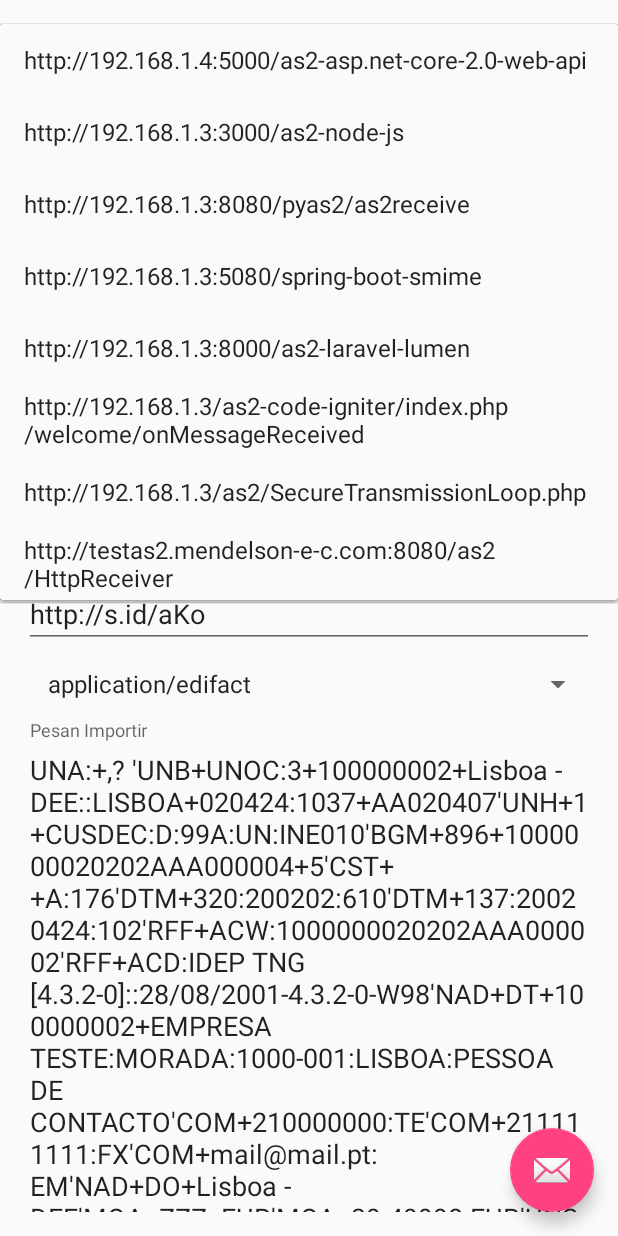
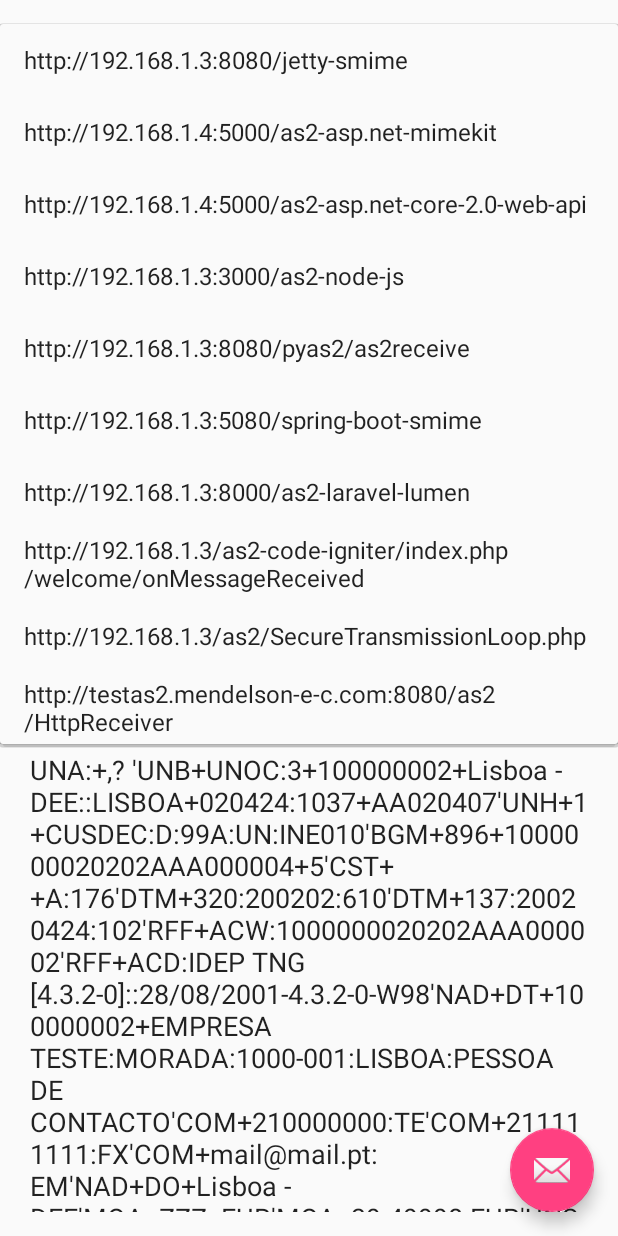
Before and after one commit to m-awadi/RetrofitSmime, an Android app: the screen it shows after launch (MainActivity), after a tap on "Alamat Mitra Dagang", on a phone screen of 412 x 824 dp. Run offline under Robolectric (Android 15) with nearby library versions, the phone set to English and light mode, and no system bars; our stand-ins replace AdMob; libraries missing offline, so code that uses them is left out: com.nononsenseapps.filepicker, org.apache.commons, org.spongycastle.asn1, org.spongycastle.cms, org.spongycastle.jce; 27 statements that could not run were skipped.

Commit message:
AS2 dengan Jetty 9.4.8.v20171121

```diff
--- a/app/build.gradle
+++ b/app/build.gradle
@@ -8,8 +8,8 @@ android {
         applicationId "id.co.blogspot.datacomlink.ediint"
         minSdkVersion 19
         targetSdkVersion 27
-        versionCode 44
-        versionName "3.7.0"
+        versionCode 45
+        versionName "3.8.0"
     }
 
     compileOptions {
--- a/app/src/main/res/values/alamat_server.xml
+++ b/app/src/main/res/values/alamat_server.xml
@@ -1,7 +1,8 @@
 <?xml version="1.0" encoding="utf-8"?>
 <resources>
-    <string-array
-        name="alamat_server">
+    <string-array name="alamat_server">
+        <item>http://192.168.1.3:8080/jetty-smime</item>
+        <item>http://192.168.1.4:5000/as2-asp.net-mimekit</item>
         <item>http://192.168.1.4:5000/as2-asp.net-core-2.0-web-api</item>
         <item>http://192.168.1.3:3000/as2-node-js</item>
         <item>http://192.168.1.3:8080/pyas2/as2receive</item>
```
